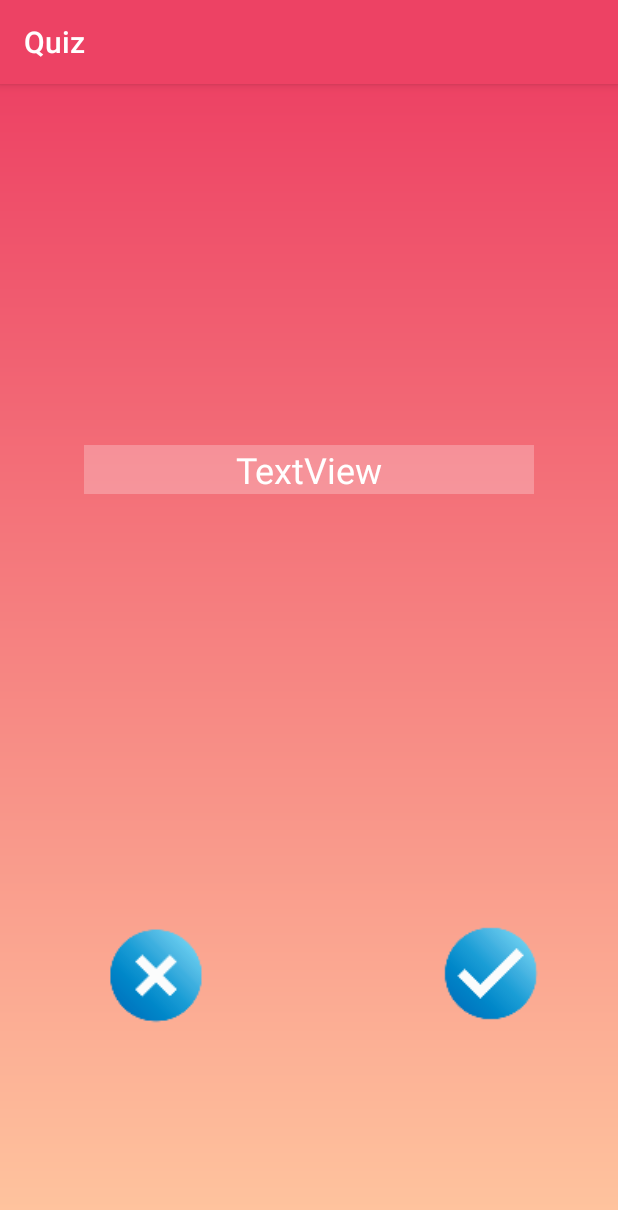
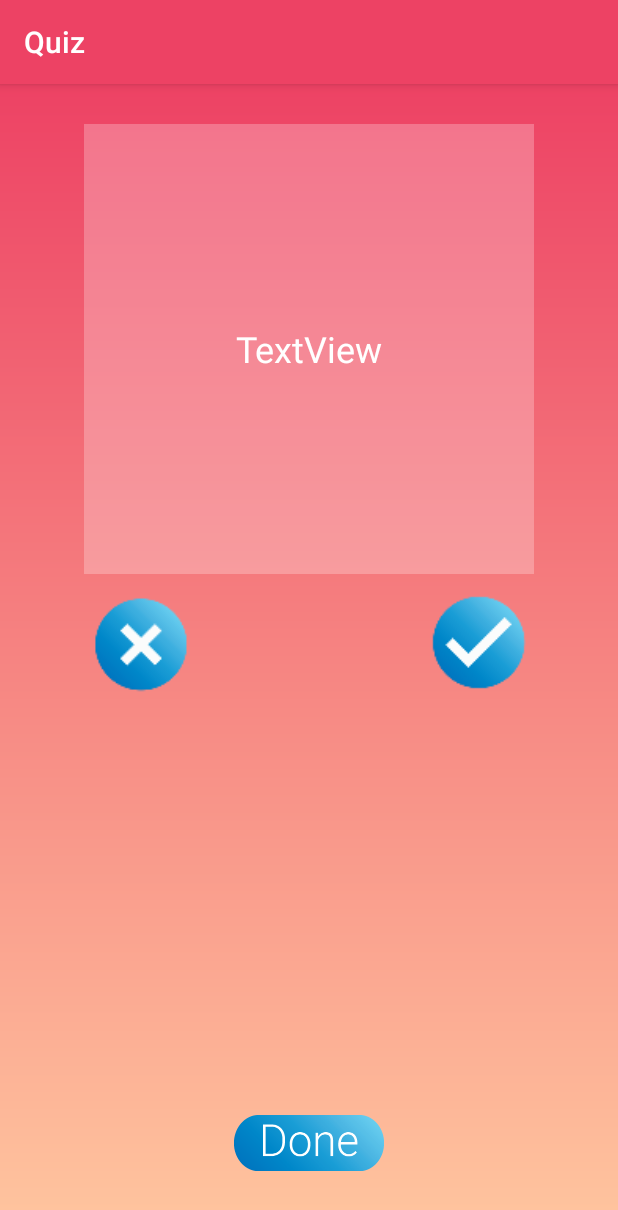
Before and after one commit to joeyaronson/flashcards, an Android app: the playActivity screen opened directly, with no data from a screen before it, on a phone screen of 412 x 824 dp. Shown: the top 1210 px of the screen. Run offline under Robolectric (Android 15) with nearby library versions, the phone set to English and light mode, and no system bars; 1 statement that could not run was skipped.

Commit message:
minor UI changes and done button in play activity

```diff
--- a/app/src/main/java/ucsc/flashcards/MainActivity.java
+++ b/app/src/main/java/ucsc/flashcards/MainActivity.java
@@ -83,10 +83,6 @@ public class MainActivity extends AppCompatActivity {
                     db.deleteClass(classIdList.get(position));
                     classList.remove(position);
                     aa.notifyDataSetChanged();
-                    if(classList.isEmpty())
-                    {
-                        noClass.setText("No classes found, press the + button to create a class.");
-                    }
                 }
             }
             });
--- a/app/src/main/java/ucsc/flashcards/playActivity.java
+++ b/app/src/main/java/ucsc/flashcards/playActivity.java
@@ -11,7 +11,7 @@ import java.util.ArrayList;
 public class playActivity extends AppCompatActivity {
 
     public boolean isFront = true;
-    public boolean setDone = false;
+    public boolean setDone;
     public int i = 0;
     @Override
     protected void onCreate(Bundle savedInstanceState) {
@@ -20,12 +20,16 @@ public class playActivity extends AppCompatActivity {
         final ArrayList<String> frontList =  getIntent().getStringArrayListExtra("frontArray");
         final ArrayList<String> backList =  getIntent().getStringArrayListExtra("backArray");
         final TextView card = (TextView) findViewById(R.id.card);
+
+        setDone = false;
         card.setText(frontList.get(i));
 
         card.setOnClickListener(new View.OnClickListener() {
             @Override
             public void onClick(View view) {
 
+                if(!setDone)
+                {
                     if(isFront)
                     {
                         card.setText(backList.get(i));
@@ -35,6 +39,7 @@ public class playActivity extends AppCompatActivity {
                     {
                         card.setText(frontList.get(i));
                         isFront = true;
+                    }
                 }
             }
         });
@@ -110,6 +115,15 @@ public class playActivity extends AppCompatActivity {
             }
         });
 
+        /*DONE BUTTON */
+        ImageButton done = (ImageButton) findViewById(R.id.doneButton);
+        done.setOnClickListener(new View.OnClickListener() {
+            @Override
+            public void onClick(View view) {
+               finish();
+            }
+        });
+
     }
 
 
--- a/app/src/main/res/layout/activity_cards.xml
+++ b/app/src/main/res/layout/activity_cards.xml
@@ -57,8 +57,8 @@
         tools:layout_editor_absoluteY="9dp" />
     <TextView
         android:id="@+id/noCards"
-        android:layout_width="335dp"
-        android:layout_height="67dp"
+        android:layout_width="280dp"
+        android:layout_height="66dp"
         android:layout_marginBottom="8dp"
         android:layout_marginLeft="16dp"
         android:layout_marginStart="16dp"
--- a/app/src/main/res/layout/activity_play.xml
+++ b/app/src/main/res/layout/activity_play.xml
@@ -10,7 +10,7 @@
     <TextView
         android:id="@+id/card"
         android:layout_width="300dp"
-        android:layout_height="wrap_content"
+        android:layout_height="300dp"
         android:layout_marginBottom="8dp"
         android:layout_marginLeft="8dp"
         android:layout_marginRight="8dp"
@@ -20,13 +20,12 @@
         android:textAlignment="center"
         android:textColor="@color/white"
         android:textSize="24sp"
+        android:gravity="center"
         app:layout_constraintBottom_toBottomOf="parent"
         app:layout_constraintLeft_toLeftOf="parent"
         app:layout_constraintRight_toRightOf="parent"
         app:layout_constraintTop_toTopOf="parent"
-        app:layout_constraintVertical_bias="0.323"
-        tools:layout_editor_absoluteX="-5dp"
-        tools:layout_editor_absoluteY="1dp" />
+        app:layout_constraintVertical_bias="0.041" />
 
 
     <ImageButton
@@ -34,32 +33,46 @@
         android:layout_width="75dp"
         android:layout_height="75dp"
         android:layout_marginBottom="8dp"
-        android:layout_marginLeft="8dp"
-        android:layout_marginRight="8dp"
-        android:layout_marginTop="8dp"
+        android:layout_marginLeft="50dp"
         android:background="@mipmap/xbutton"
         app:layout_constraintBottom_toBottomOf="parent"
-        app:layout_constraintHorizontal_bias="0.3"
         app:layout_constraintLeft_toLeftOf="parent"
+        android:layout_marginTop="8dp"
+        app:layout_constraintTop_toBottomOf="@+id/card"
         app:layout_constraintRight_toLeftOf="@+id/yesButton"
-        app:layout_constraintTop_toTopOf="parent"
-        app:layout_constraintVertical_bias="0.809"
-         />
+        android:layout_marginRight="8dp"
+        app:layout_constraintHorizontal_bias="0.051"
+        app:layout_constraintVertical_bias="0.0" />
 
     <ImageButton
         android:id="@+id/yesButton"
         android:layout_width="75dp"
         android:layout_height="75dp"
         android:layout_marginBottom="8dp"
-        android:layout_marginRight="47dp"
-        android:layout_marginTop="8dp"
+        android:layout_marginRight="55dp"
         android:background="@mipmap/checkbutton"
         app:layout_constraintBottom_toBottomOf="parent"
         app:layout_constraintRight_toRightOf="parent"
-        app:layout_constraintTop_toTopOf="parent"
-        app:layout_constraintVertical_bias="0.809"
 
-        />
+        android:layout_marginTop="8dp"
+        app:layout_constraintTop_toBottomOf="@+id/card"
+        app:layout_constraintVertical_bias="0.0" />
+
+    <ImageButton
+        android:id="@+id/doneButton"
+        android:layout_width="100dp"
+        android:layout_height="37dp"
+        android:layout_marginBottom="43dp"
+        android:layout_marginLeft="8dp"
+        android:layout_marginRight="8dp"
+        android:background="@mipmap/donebutton2"
+        android:text="@string/done"
+        app:layout_constraintBottom_toBottomOf="parent"
+        app:layout_constraintLeft_toLeftOf="parent"
+        app:layout_constraintRight_toRightOf="parent"
+        android:layout_marginTop="8dp"
+        app:layout_constraintTop_toBottomOf="@+id/card"
+        app:layout_constraintVertical_bias="1.0" />
 
 
 </android.support.constraint.ConstraintLayout>
--- a/app/src/main/res/layout/delete_toast.xml
+++ b/app/src/main/res/layout/delete_toast.xml
@@ -21,6 +21,7 @@
     <TextView android:id="@+id/text"
         android:layout_width="wrap_content"
         android:layout_height="wrap_content"
+        android:gravity="center"
         android:textColor="#FFF"
         />
 </LinearLayout>
```
Lines whose indentation alone changed are shown as unchanged.
